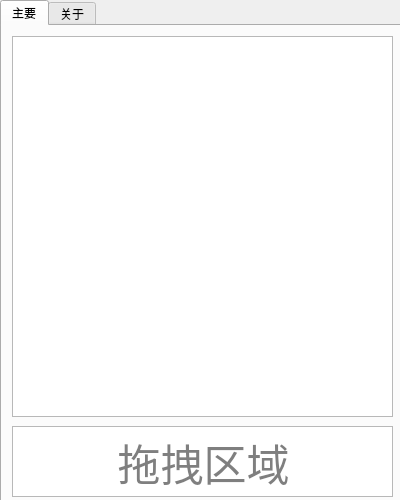
Qt form mainwindow.ui (Purple-CSGO/CSGO-Toolbox-Qt) before a commit.
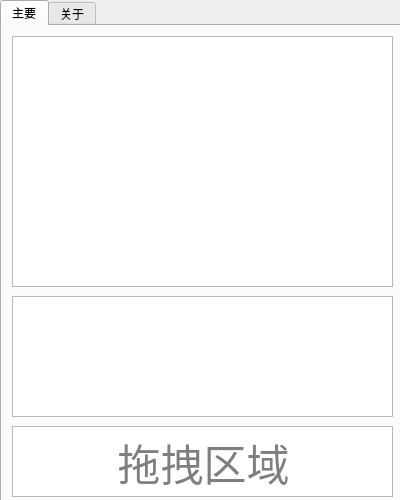
The same form after that commit.

```diff
--- a/mainwindow.ui
+++ b/mainwindow.ui
@@ -94,7 +94,7 @@
            <x>10</x>
            <y>10</y>
            <width>381</width>
-           <height>381</height>
+           <height>251</height>
           </rect>
          </property>
         </widget>
@@ -129,6 +129,16 @@
           <string>         拖拽区域</string>
          </property>
         </widget>
+        <widget class="QTableView" name="userdata">
+         <property name="geometry">
+          <rect>
+           <x>10</x>
+           <y>270</y>
+           <width>381</width>
+           <height>121</height>
+          </rect>
+         </property>
+        </widget>
        </widget>
        <widget class="QWidget" name="TabInfo">
         <property name="minimumSize">
```
Left out of the diff: 13 changed lines with no effect on the pictures.
